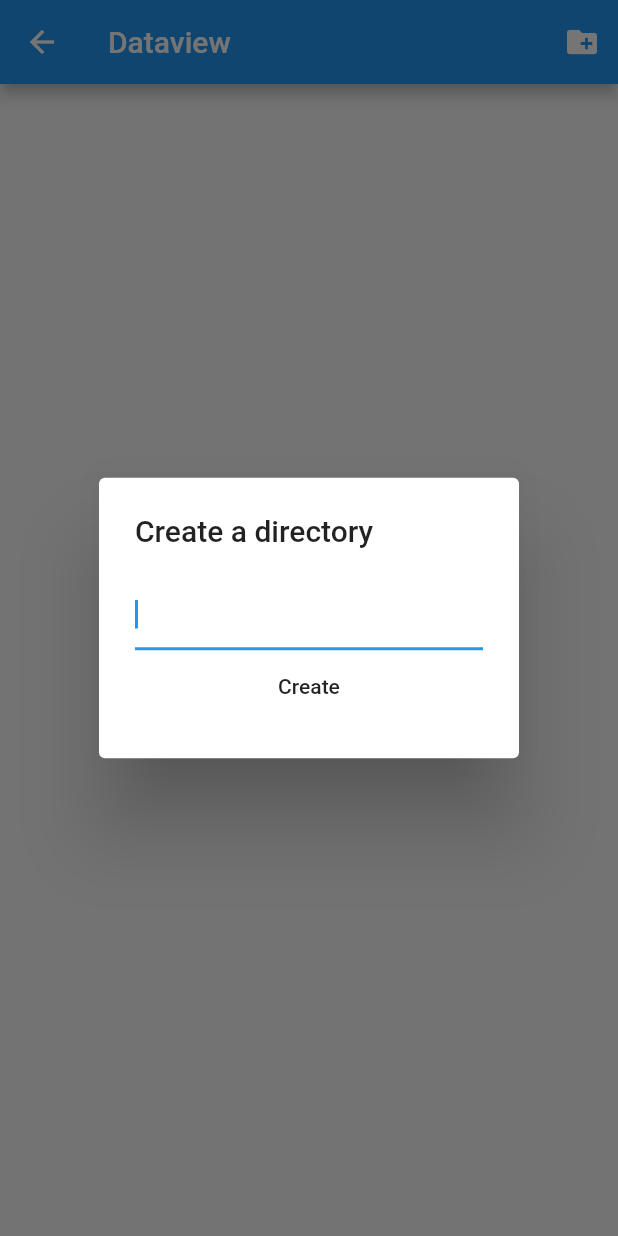
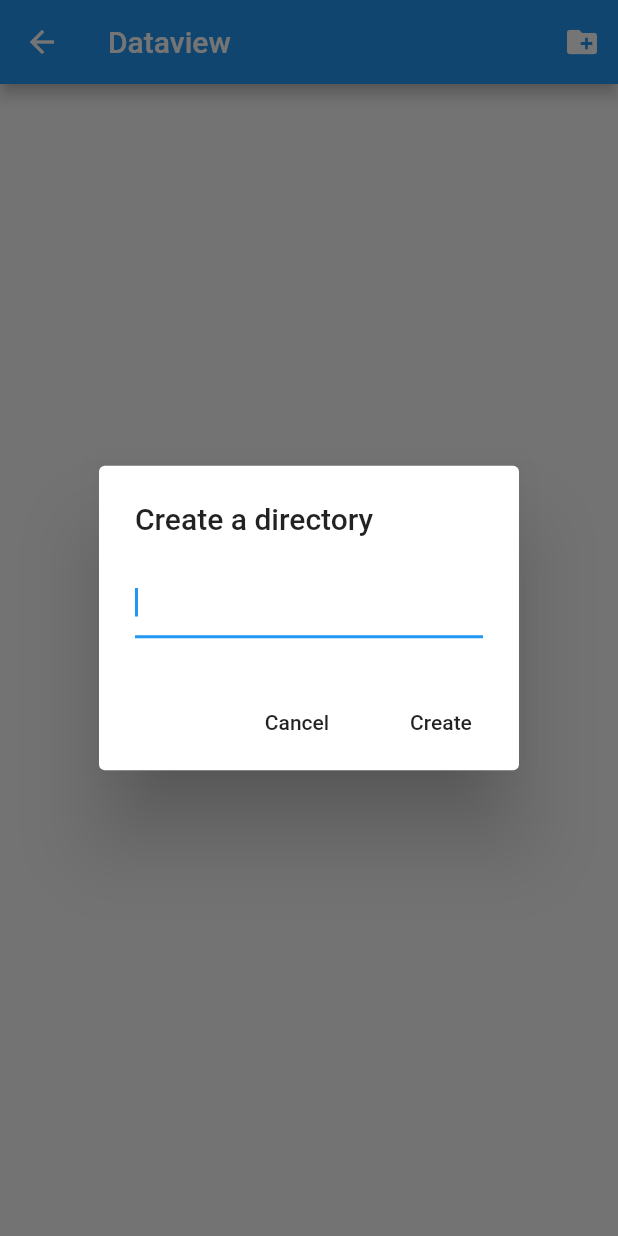
Before and after one commit to synw/dataview, a Flutter app: the DataviewPage screen opened directly, after a tap on the "create new folder" icon, on a phone screen of 412 x 824 dp. Run offline on Flutter 3.47's test engine with Material 2 defaults, Android fonts, the phone set to English and light mode, and no system bars; our stand-ins replace dio, flutter_slidable, fluttertoast; missing offline and left inert: filesize.

```diff
--- a/lib/src/bloc_file_explorer.dart
+++ b/lib/src/bloc_file_explorer.dart
@@ -1,19 +1,34 @@
 import 'dart:io';
 import 'dart:async';
+import 'package:flutter/material.dart';
+import 'package:path_provider/path_provider.dart';
+import 'package:dio/dio.dart';
+import 'package:fluttertoast/fluttertoast.dart';
 import "models.dart";
 import "commands.dart";
+import 'exceptions.dart';
 
 class ItemsBloc {
-  final String path;
+  ItemsBloc(this.path) {
+    getDocumentsDir().then((_) {
+      _currentDirectory = Directory(_documentsDirectory.path + path);
+      lsDir(_currentDirectory);
+    });
+  }
 
-  List<Directory> folders;
-  List<File> files;
+  String path;
+  Directory _documentsDirectory;
+  Directory _currentDirectory;
 
-  ItemsBloc(this.path) {
-    lsDir(this.path);
+  final _itemController = StreamController<List<DirectoryItem>>.broadcast();
+
+  get items => _itemController.stream;
+
+  Dio dio = Dio();
+
+  getDocumentsDir() async {
+    _documentsDirectory = await getApplicationDocumentsDirectory();
   }
-  final _itemController = StreamController<List<DirectoryItem>>.broadcast();
-  get items => _itemController.stream;
 
   dispose() {
     _itemController.close();
@@ -21,31 +36,76 @@ class ItemsBloc {
 
   deleteItem(DirectoryItem item) async {
     try {
-      await rm(item).then((v) {
-        lsDir(this.path);
-      });
+      await rm(item);
     } catch (e) {
       print("Can not delete directory: $e.message");
     }
   }
 
-  createDir(String dirPath, String dirName) async {
-    String path = dirPath + dirName;
+  createDir(String name) async {
     try {
-      await mkdir(path).then((v) {
-        lsDir(dirPath);
+      // trim the filename for leading and trailing spaces
+      name = name.trim();
+      // create the directory
+      await mkdir(_currentDirectory, name).then((v) {
+        lsDir(_currentDirectory);
       });
     } catch (e) {
       print("Can not create directory: $e.message");
     }
   }
 
-  lsDir([String path = "/"]) async {
+  lsDir([Directory dir]) async {
     try {
-      List<DirectoryItem> dirs = await ls(path);
-      _itemController.sink.add(dirs);
+      dir = dir ?? _currentDirectory;
+      ListedDirectory _d = await getListedDirectory(dir);
+      _itemController.sink.add(_d.items);
     } catch (e) {
       print("Can not ls dir: $e.message");
     }
   }
+
+  upload({String serverUrl, File file, String filename}) async {
+    try {
+      if (file.existsSync() == false) {
+        throw FileNotFound("File ${file.path} does not exist");
+      }
+      print("Uploading ${file.path} to $serverUrl");
+      FormData formData =
+          FormData.from({"file": UploadFileInfo(file, filename)});
+      var response = await dio.post(serverUrl, data: formData).catchError((e) {
+        throw (e);
+      });
+      if (response.statusCode == 200) {
+        Fluttertoast.showToast(
+            msg: "File uploaded",
+            toastLength: Toast.LENGTH_SHORT,
+            gravity: ToastGravity.BOTTOM,
+            timeInSecForIos: 1,
+            backgroundColor: Colors.green,
+            textColor: Colors.white,
+            fontSize: 16.0);
+      } else {
+        Fluttertoast.showToast(
+            msg: "Response status code: ${response.statusCode}",
+            toastLength: Toast.LENGTH_LONG,
+            gravity: ToastGravity.BOTTOM,
+            timeInSecForIos: 3,
+            backgroundColor: Colors.red,
+            textColor: Colors.white,
+            fontSize: 16.0);
+      }
+    } on DioError catch (e) {
+      Fluttertoast.showToast(
+          msg: "Error ${e.message}",
+          toastLength: Toast.LENGTH_LONG,
+          gravity: ToastGravity.BOTTOM,
+          timeInSecForIos: 3,
+          backgroundColor: Colors.red,
+          textColor: Colors.white,
+          fontSize: 16.0);
+    } catch (e) {
+      throw (e);
+    }
+  }
 }
--- a/lib/src/commands.dart
+++ b/lib/src/commands.dart
@@ -1,41 +1,25 @@
 import 'dart:io';
 import 'dart:async';
-import 'package:path_provider/path_provider.dart';
 import "models.dart";
 
 Future<void> rm(DirectoryItem item) async {
   try {
-    item.item.delete(recursive: true);
+    item.item.deleteSync(recursive: true);
   } catch (e) {
     throw ("Error deleting the file: $e");
   }
 }
 
-Future<void> mkdir(String dirPath) async {
+Future<void> mkdir(Directory currentDir, String name) async {
   try {
-    Directory ddir = await getApplicationDocumentsDirectory();
-    Directory dir = Directory(ddir.path + dirPath);
+    Directory dir = Directory(currentDir.path + "/$name");
     dir.createSync(recursive: true);
   } catch (e) {
     throw ("Can not create directory: $e");
   }
 }
 
-Future<List<DirectoryItem>> ls(
-    [String path = "/", bool absPath = false]) async {
-  String dirpath;
-  try {
-    if (absPath == false) {
-      Directory ddir = await getApplicationDocumentsDirectory();
-      if (path == "/") {
-        dirpath = ddir.path;
-      } else {
-        dirpath = ddir.path + path;
-      }
-    } else {
-      dirpath = path;
-    }
-    Directory dir = Directory(dirpath);
+Future<ListedDirectory> getListedDirectory(Directory dir) async {
   List contents = dir.listSync()..sort((a, b) => a.path.compareTo(b.path));
   var dirs = <Directory>[];
   var files = <File>[];
@@ -46,19 +30,6 @@ Future<List<DirectoryItem>> ls(
       files.add(fileOrDir);
     }
   }
-    var dl = <DirectoryItem>[];
-    for (var el in dirs) {
-      final String slug = el.path.replaceAll(RegExp(dirpath + "/"), '');
-      DirectoryItem item = DirectoryItem(el, slug);
-      dl.add(item);
+  return ListedDirectory(
+      directory: dir, listedDirectories: dirs, listedFiles: files);
 }
-    for (var el in files) {
-      final String slug = el.path.replaceAll(RegExp(dirpath + "/"), '');
-      DirectoryItem item = DirectoryItem(el, slug);
-      dl.add(item);
-    }
-    return dl;
-  } catch (e) {
-    throw ("Can not list directory: $e");
-  }
-}
--- a/lib/src/models.dart
+++ b/lib/src/models.dart
@@ -1,20 +1,57 @@
 import 'dart:io';
+import 'package:path/path.dart';
 import 'package:flutter/material.dart';
+import 'package:flutter/foundation.dart';
 import 'package:filesize/filesize.dart' as fs;
 
+class ListedDirectory {
+  ListedDirectory(
+      {@required this.directory,
+      @required this.listedDirectories,
+      @required this.listedFiles}) {
+    _getItems();
+  }
+
+  final Directory directory;
+  final List<Directory> listedDirectories;
+  final List<File> listedFiles;
+
+  List<DirectoryItem> _items;
+
+  List<DirectoryItem> get items => _items;
+
+  _getItems() {
+    var _d = <DirectoryItem>[];
+    for (var _item in listedDirectories) {
+      _d.add(DirectoryItem(item: _item));
+    }
+    var _f = <DirectoryItem>[];
+    for (var _item in listedFiles) {
+      _f.add(DirectoryItem(item: _item));
+    }
+    _items = new List.from(_d)..addAll(_f);
+  }
+}
+
 class DirectoryItem {
-  DirectoryItem(this.item, this.filename)
-      : icon = setIcon(item, filename),
-        filesize = _getFilesize(item);
+  DirectoryItem({@required this.item}) {
+    _filesize = _getFilesize(item);
+    _filename = basename(item.path);
+    _icon = _setIcon(item, _filename);
+  }
 
-  final dynamic item;
-  final String filename;
-  Icon icon;
-  String filesize = "";
+  final FileSystemEntity item;
 
+  String _filename;
+  Icon _icon;
+  String _filesize = "";
+
+  Icon get icon => _icon;
+  String get filesize => _filesize;
+  String get filename => _filename;
   bool get isDirectory => item is Directory;
 
-  static String _getFilesize(dynamic _item) {
+  String _getFilesize(FileSystemEntity _item) {
     if (_item is File) {
       String size = fs.filesize(_item.lengthSync());
       return "$size";
@@ -23,10 +60,10 @@ class DirectoryItem {
     }
   }
 
-  static Icon setIcon(dynamic _item, String _filename) {
-    Icon icon;
+  Icon _setIcon(dynamic _item, String _filename) {
+    Icon _ic;
     if (_item is Directory) {
-      icon = Icon(Icons.folder, color: Colors.yellow);
+      _ic = Icon(Icons.folder, color: Colors.yellow);
     } else {
       // special cases
       String extension = _filename.split(".").last;
@@ -40,8 +77,8 @@ class DirectoryItem {
         return Icon(Icons.image);
       }
       // default
-      icon = Icon(Icons.description, color: Colors.grey);
+      _ic = Icon(Icons.description, color: Colors.grey);
     }
-    return icon;
+    return _ic;
   }
 }
--- a/lib/src/page_file_explorer.dart
+++ b/lib/src/page_file_explorer.dart
@@ -1,67 +1,30 @@
+import 'dart:io';
 import 'package:flutter/material.dart';
 import 'package:flutter_slidable/flutter_slidable.dart';
 import "bloc_file_explorer.dart";
 import "models.dart";
 
 class _DataviewPageState extends State<DataviewPage> {
-  ItemsBloc bloc;
+  _DataviewPageState(this.path, {this.uploadTo}) {
+    path = path ?? "/";
+    _bloc = ItemsBloc(path);
+  }
+
   String path;
-  final addDirController = TextEditingController();
-  SlidableController slidableController;
+  String uploadTo;
 
-  _DataviewPageState(this.path);
+  ItemsBloc _bloc;
 
-  @override
-  void initState() {
-    this.bloc = ItemsBloc(this.path);
-    super.initState();
-  }
+  final _addDirController = TextEditingController();
+  SlidableController _slidableController;
+
+  init() {}
 
   @override
   void dispose() {
-    addDirController.dispose();
-    this.bloc.dispose();
+    _addDirController.dispose();
+    _bloc.dispose();
     super.dispose();
-  }
-
-  Widget _buildVerticalListItem(BuildContext context, DirectoryItem item) {
-    return ListTile(
-      title: Text(item.filename),
-      dense: true,
-      leading: item.icon,
-      trailing: Text("${item.filesize}"),
-      onTap: () {
-        String path;
-        if (path == "/") {
-          path = this.path + item.filename;
-        } else {
-          path = this.path + "/" + item.filename;
-        }
-        if (item.isDirectory == true) {
-          Navigator.of(context).push(PageRouteBuilder(
-              pageBuilder: (_, __, ___) => DataviewPage(path)));
-        }
-      },
-    );
-  }
-
-  Widget _getSlidableWithLists(BuildContext context, DirectoryItem item) {
-    return Slidable(
-      key: Key(item.filename),
-      controller: slidableController,
-      direction: Axis.horizontal,
-      delegate: SlidableBehindDelegate(),
-      actionExtentRatio: 0.25,
-      child: _buildVerticalListItem(context, item),
-      actions: <Widget>[
-        IconSlideAction(
-          caption: 'Delete',
-          color: Colors.red,
-          icon: Icons.delete,
-          onTap: () => _confirmDeleteDialog(item),
-        ),
-      ],
-    );
   }
 
   @override
@@ -72,12 +35,12 @@ class _DataviewPageState extends State<DataviewPage> {
           icon: Icon(Icons.create_new_folder),
           tooltip: 'Add directory',
           onPressed: () {
-            _addDir();
+            _addDir(context);
           },
         ),
       ]),
       body: StreamBuilder<List<DirectoryItem>>(
-        stream: this.bloc.items,
+        stream: this._bloc.items,
         builder: (BuildContext context,
             AsyncSnapshot<List<DirectoryItem>> snapshot) {
           if (snapshot.hasData) {
@@ -85,7 +48,15 @@ class _DataviewPageState extends State<DataviewPage> {
                 itemCount: snapshot.data.length,
                 itemBuilder: (BuildContext context, int index) {
                   DirectoryItem item = snapshot.data[index];
-                  return _getSlidableWithLists(context, item);
+                  return Slidable(
+                    key: Key(item.filename),
+                    controller: _slidableController,
+                    direction: Axis.horizontal,
+                    delegate: SlidableBehindDelegate(),
+                    actionExtentRatio: 0.25,
+                    child: _buildVerticalListItem(context, item),
+                    actions: _getSlideIconActions(context, item),
+                  );
                 });
           } else {
             return Center(child: CircularProgressIndicator());
@@ -95,26 +66,82 @@ class _DataviewPageState extends State<DataviewPage> {
     );
   }
 
-  _addDir() {
+  Widget _buildVerticalListItem(BuildContext _context, DirectoryItem item) {
+    return ListTile(
+      title: Text(item.filename),
+      dense: true,
+      leading: item.icon,
+      trailing: Text("${item.filesize}"),
+      onTap: () {
+        String _p;
+        if (path == "/") {
+          _p = path + item.filename;
+        } else {
+          _p = path + "/" + item.filename;
+        }
+        if (item.isDirectory == true) {
+          Navigator.of(_context).push(PageRouteBuilder(
+              pageBuilder: (_, __, ___) => DataviewPage(
+                    _p,
+                    uploadTo: uploadTo,
+                  )));
+        }
+      },
+    );
+  }
+
+  List<Widget> _getSlideIconActions(BuildContext _context, DirectoryItem item) {
+    List<Widget> ic = [];
+    ic.add(IconSlideAction(
+      caption: 'Delete',
+      color: Colors.red,
+      icon: Icons.delete,
+      onTap: () => _confirmDeleteDialog(_context, item),
+    ));
+    if (uploadTo != null) {
+      if (item.item is File) {
+        ic.add(IconSlideAction(
+          caption: 'Upload',
+          color: Colors.lightBlue,
+          icon: Icons.file_upload,
+          onTap: () => _bloc.upload(
+              serverUrl: uploadTo, filename: item.filename, file: item.item),
+        ));
+      }
+    }
+    return ic;
+  }
+
+  _addDir(BuildContext _context) {
     showDialog(
-      context: context,
+      context: _context,
       builder: (BuildContext context) {
         return AlertDialog(
             title: Text("Create a directory"),
+            actions: <Widget>[
+              FlatButton(
+                child: Text("Cancel"),
+                onPressed: () {
+                  Navigator.of(context).pop();
+                },
+              ),
+              FlatButton(
+                child: Text("Create"),
+                onPressed: () {
+                  _bloc.createDir(_addDirController.text).then((_) {
+                    Navigator.of(context).pop();
+                    _bloc.lsDir();
+                  });
+                },
+              ),
+            ],
             content: SingleChildScrollView(
               child: ListBody(
                 children: <Widget>[
                   TextField(
-                    controller: addDirController,
+                    controller: _addDirController,
                     autofocus: true,
                     autocorrect: false,
-                  ),
-                  FlatButton(
-                    child: Text("Create"),
-                    onPressed: () {
-                      bloc.createDir(this.path, addDirController.text);
-                      Navigator.of(context).pop();
-                    },
                   ),
                 ],
               ),
@@ -123,9 +150,9 @@ class _DataviewPageState extends State<DataviewPage> {
     );
   }
 
-  _confirmDeleteDialog(DirectoryItem item) {
+  _confirmDeleteDialog(BuildContext _context, DirectoryItem item) {
     showDialog(
-      context: context,
+      context: _context,
       builder: (BuildContext context) {
         return AlertDialog(
           title: Text("Delete ${item.filename}?"),
@@ -140,8 +167,10 @@ class _DataviewPageState extends State<DataviewPage> {
               child: Text("Delete"),
               color: Colors.red,
               onPressed: () {
-                bloc.deleteItem(item);
-                Navigator.of(context).pop();
+                _bloc.deleteItem(item).then((_) {
+                  Navigator.of(context).pop();
+                  _bloc.lsDir();
+                });
               },
             ),
           ],
@@ -152,9 +181,12 @@ class _DataviewPageState extends State<DataviewPage> {
 }
 
 class DataviewPage extends StatefulWidget {
+  DataviewPage(this.path, {this.uploadTo});
+
   final String path;
+  final String uploadTo;
 
-  DataviewPage(this.path);
   @override
-  _DataviewPageState createState() => _DataviewPageState(this.path);
+  _DataviewPageState createState() =>
+      _DataviewPageState(path, uploadTo: uploadTo);
 }
--- a/pubspec.yaml
+++ b/pubspec.yaml
@@ -5,14 +5,16 @@ homepage: https://github.com/synw/dataview
 version: 0.1.1
 
 environment:
-  sdk: ">=2.0.0-dev.68.0 <3.0.0"
+  sdk: ">=2.1.0 <3.0.0"
 
 dependencies:
   flutter:
     sdk: flutter
-  path_provider: ^0.5.0
+  path_provider: ^0.4.1
   flutter_slidable: ^0.4.9
   filesize: ^1.0.0
+  dio: ^2.0.0
+  fluttertoast: ^2.2.11
 
   # The following adds the Cupertino Icons font to your application.
   # Use with the CupertinoIcons class for iOS style icons.
```
Also changed, not shown: example/lib/main.dart (+4 -9 lines). Lines whose indentation alone changed are shown as unchanged.
